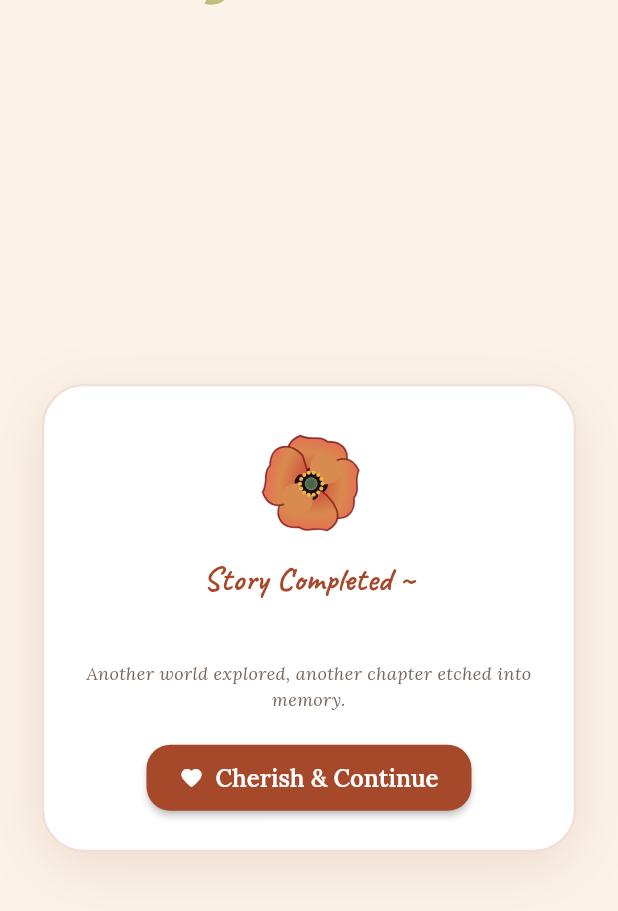
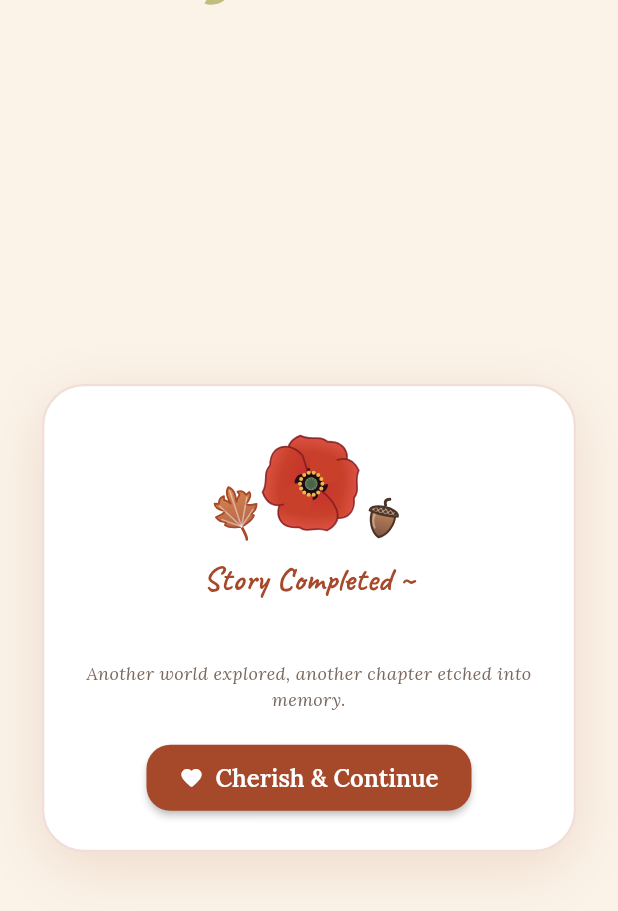
Before and after one commit to shivamboda/bookmark, a Flutter app: the FloralCelebrationDialog widget shown alone on an empty page, opened directly with empty values, on a phone screen of 412 x 824 dp. Shown: the top 911 px of the screen. Run offline on Flutter 3.47's test engine with Material 3 defaults, Android fonts, the phone set to English and light mode, and no system bars; our stand-ins replace fl_chart, flutter_riverpod, google_fonts, hive_ce_flutter, image_picker, web; missing offline and left inert: dart:js_interop; accounts and stored records are empty.

Commit message:
feat(doodles): weave autumn doodles into headers, celebration overlay, empty states, and settings

```diff
--- a/lib/core/widgets/floral_celebration_overlay.dart
+++ b/lib/core/widgets/floral_celebration_overlay.dart
@@ -2,6 +2,8 @@ import 'dart:async';
 import 'dart:math';
 import 'package:flutter/material.dart';
 import '../../doodles/poppy_doodle.dart';
+import '../../doodles/acorn_doodle.dart';
+import '../../doodles/maple_leaf_doodle.dart';
 import '../theme/app_theme.dart';
 import '../theme/palette.dart';
 
@@ -129,13 +131,36 @@ class _FloralCelebrationDialogState extends State<FloralCelebrationDialog>
                     child: Column(
                       mainAxisSize: MainAxisSize.min,
                       children: [
-                        // Signature botanical blooming poppy motif
-                        PoppyDoodle(
-                          size: 74,
-                          showStem: false,
-                          petalColor: widget.isGoalAchieved
-                              ? const Color(0xFFD48B28)
-                              : FloralPalette.rosePetal,
+                        // Signature botanical blooming poppy motif with autumn leaf & acorn accents
+                        Stack(
+                          alignment: Alignment.center,
+                          clipBehavior: Clip.none,
+                          children: [
+                            const Positioned(
+                              left: -28,
+                              bottom: -2,
+                              child: MapleLeafDoodle(
+                                size: 34,
+                                color: FloralPalette.rosePetal,
+                                angle: -0.32,
+                              ),
+                            ),
+                            const Positioned(
+                              right: -24,
+                              bottom: 0,
+                              child: AcornDoodle(
+                                size: 28,
+                                angle: 0.22,
+                              ),
+                            ),
+                            PoppyDoodle(
+                              size: 74,
+                              showStem: false,
+                              petalColor: widget.isGoalAchieved
+                                  ? FloralPalette.buttercupGold
+                                  : FloralPalette.poppyRed,
+                            ),
+                          ],
                         ),
                         const SizedBox(height: 14),
 
```
Also changed, not shown: lib/features/library/screens/library_screen.dart (+59 -2 lines).
